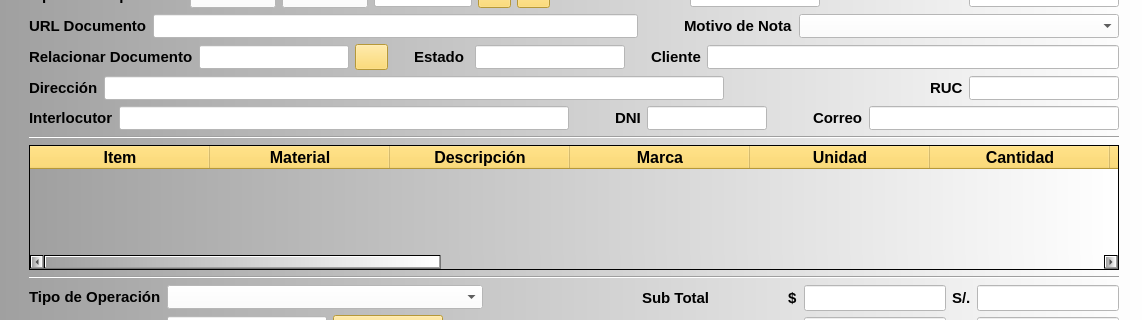
Qt form ERP_Facturacion_Notas.ui (RonnyOre/P11_Notas) before a commit; both pictures show x 0 to 1148 and y 124 to 444 of the 1148 by 696 pixel window.
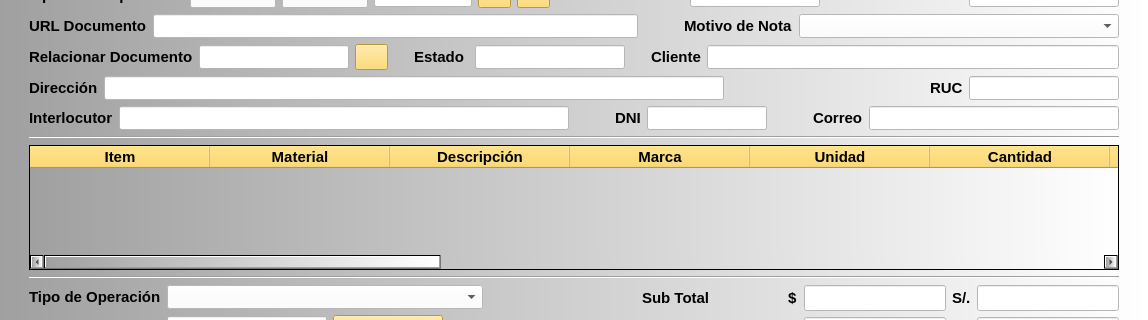
The same form after that commit.

```diff
--- a/ERP_Facturacion_Notas.ui
+++ b/ERP_Facturacion_Notas.ui
@@ -1023,7 +1023,7 @@
        <widget class="QTableWidget" name="tbwCotizacion_Cliente">
         <property name="font">
          <font>
-          <pointsize>12</pointsize>
+          <pointsize>11</pointsize>
          </font>
         </property>
         <property name="styleSheet">
@@ -1068,7 +1068,7 @@
          </property>
          <property name="font">
           <font>
-           <pointsize>12</pointsize>
+           <pointsize>11</pointsize>
            <weight>75</weight>
            <bold>true</bold>
           </font>
@@ -1080,7 +1080,7 @@
          </property>
          <property name="font">
           <font>
-           <pointsize>12</pointsize>
+           <pointsize>11</pointsize>
            <weight>75</weight>
            <bold>true</bold>
           </font>
@@ -1092,7 +1092,7 @@
          </property>
          <property name="font">
           <font>
-           <pointsize>12</pointsize>
+           <pointsize>11</pointsize>
            <weight>75</weight>
            <bold>true</bold>
           </font>
@@ -1104,7 +1104,7 @@
          </property>
          <property name="font">
           <font>
-           <pointsize>12</pointsize>
+           <pointsize>11</pointsize>
            <weight>75</weight>
            <bold>true</bold>
           </font>
@@ -1116,7 +1116,7 @@
          </property>
          <property name="font">
           <font>
-           <pointsize>12</pointsize>
+           <pointsize>11</pointsize>
            <weight>75</weight>
            <bold>true</bold>
           </font>
@@ -1128,7 +1128,7 @@
          </property>
          <property name="font">
           <font>
-           <pointsize>12</pointsize>
+           <pointsize>11</pointsize>
            <weight>75</weight>
            <bold>true</bold>
           </font>
@@ -1140,7 +1140,7 @@
          </property>
          <property name="font">
           <font>
-           <pointsize>12</pointsize>
+           <pointsize>11</pointsize>
            <weight>75</weight>
            <bold>true</bold>
           </font>
@@ -1152,7 +1152,7 @@
          </property>
          <property name="font">
           <font>
-           <pointsize>12</pointsize>
+           <pointsize>11</pointsize>
            <weight>75</weight>
            <bold>true</bold>
           </font>
@@ -1164,7 +1164,7 @@
          </property>
          <property name="font">
           <font>
-           <pointsize>12</pointsize>
+           <pointsize>11</pointsize>
            <weight>75</weight>
            <bold>true</bold>
           </font>
@@ -1176,7 +1176,7 @@
          </property>
          <property name="font">
           <font>
-           <pointsize>12</pointsize>
+           <pointsize>11</pointsize>
            <weight>75</weight>
            <bold>true</bold>
           </font>
@@ -1188,7 +1188,7 @@
          </property>
          <property name="font">
           <font>
-           <pointsize>12</pointsize>
+           <pointsize>11</pointsize>
            <weight>75</weight>
            <bold>true</bold>
           </font>
@@ -1200,7 +1200,7 @@
          </property>
          <property name="font">
           <font>
-           <pointsize>12</pointsize>
+           <pointsize>11</pointsize>
            <weight>75</weight>
            <bold>true</bold>
           </font>
@@ -1212,7 +1212,7 @@
          </property>
          <property name="font">
           <font>
-           <pointsize>12</pointsize>
+           <pointsize>11</pointsize>
            <weight>75</weight>
            <bold>true</bold>
           </font>
@@ -1224,7 +1224,7 @@
          </property>
          <property name="font">
           <font>
-           <pointsize>12</pointsize>
+           <pointsize>11</pointsize>
            <weight>75</weight>
            <bold>true</bold>
           </font>
@@ -1236,7 +1236,7 @@
          </property>
          <property name="font">
           <font>
-           <pointsize>12</pointsize>
+           <pointsize>11</pointsize>
            <weight>75</weight>
            <bold>true</bold>
           </font>
@@ -1248,7 +1248,7 @@
          </property>
          <property name="font">
           <font>
-           <pointsize>12</pointsize>
+           <pointsize>11</pointsize>
            <weight>75</weight>
            <bold>true</bold>
           </font>
```
Left out of the diff: 46 changed lines with no effect on the pictures.
